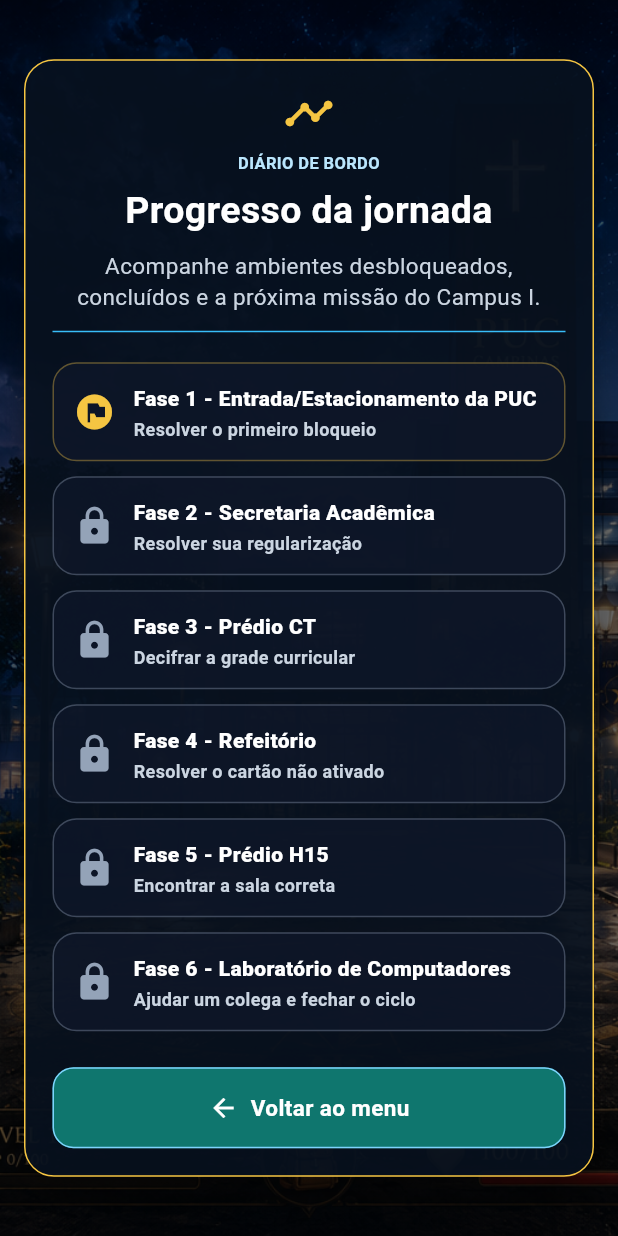
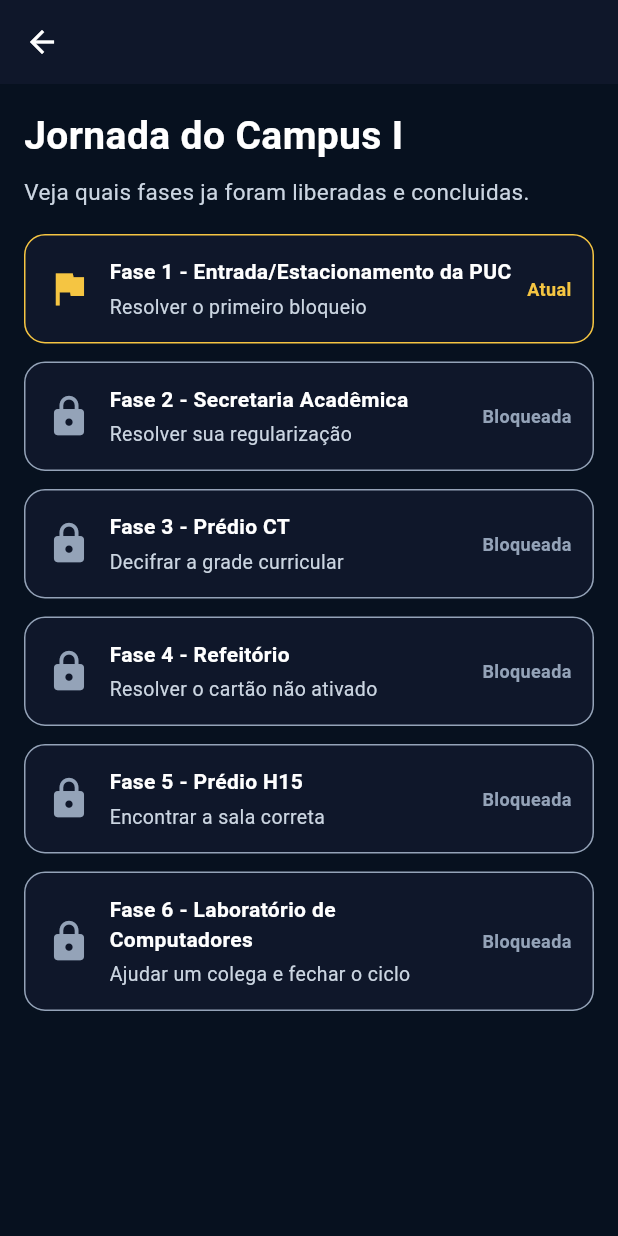
Before and after one commit to MatheusMansano06/PI_RPG, a Flutter app: the ProgressScreen screen opened directly, on a phone screen of 412 x 824 dp. Run offline on Flutter 3.47's test engine with Material 3 defaults, Android fonts, the phone set to English and light mode, and no system bars; our stand-ins replace audioplayers, geolocator, google_maps_flutter.

Commit message:
Corrige tela de progresso

```diff
--- a/frontend/app/lib/screens/step_11_progress_screen.dart
+++ b/frontend/app/lib/screens/step_11_progress_screen.dart
@@ -2,10 +2,6 @@ import 'package:flutter/material.dart';
 
 import '../data/step_01_roteiro_fases.dart';
 import '../services/step_04_game_progress_service.dart';
-import '../widgets/step_01_game_background.dart';
-import '../widgets/step_04_game_button.dart';
-import '../widgets/step_02_game_card.dart';
-import '../widgets/step_03_game_section_title.dart';
 
 class ProgressScreen extends StatelessWidget {
   const ProgressScreen({super.key});
@@ -13,101 +9,91 @@ class ProgressScreen extends StatelessWidget {
   @override
   Widget build(BuildContext context) {
     final progress = GameProgressService.instance;
-    final size = MediaQuery.sizeOf(context);
-    final compact = size.width < 420;
 
     return Scaffold(
-      body: GameBackground(
-        imagePath: 'assets/images/backgrounds/start_campus.png',
-        child: SafeArea(
-          child: Center(
-            child: SingleChildScrollView(
-              padding: EdgeInsets.all(compact ? 16 : 24),
-              child: ConstrainedBox(
-                constraints: const BoxConstraints(maxWidth: 620),
-                child: GameGlassCard(
-                  padding: EdgeInsets.all(compact ? 18 : 26),
-                  child: Column(
-                    crossAxisAlignment: CrossAxisAlignment.stretch,
-                    children: [
-                      GameSectionTitle(
-                        eyebrow: 'DIÁRIO DE BORDO',
-                        title: 'Progresso da jornada',
-                        subtitle:
-                            'Acompanhe ambientes desbloqueados, concluídos e a próxima missão do Campus I.',
-                        icon: Icons.timeline,
-                        compact: compact,
-                      ),
-                      const SizedBox(height: 20),
-                      ...roteiroFases.map((environment) {
-                        final done = progress.ambientesConcluidos.contains(
-                          environment.id,
-                        );
-                        final current =
-                            progress.ambienteAtualId == environment.id;
-                        return _ProgressTile(
-                          stage: environment.stageNumber,
-                          title: environment.nome,
-                          subtitle: environment.missionTitle,
-                          icon: done
-                              ? Icons.check_circle
-                              : current
-                              ? Icons.flag_circle
-                              : Icons.lock,
-                          color: done
-                              ? const Color(0xFF22C55E)
-                              : current
-                              ? const Color(0xFFF5C542)
-                              : const Color(0xFF94A3B8),
-                        );
-                      }),
-                      const SizedBox(height: 14),
-                      GameButton(
-                        label: 'Voltar ao menu',
-                        icon: Icons.arrow_back,
-                        variant: GameButtonVariant.secondary,
-                        onPressed: () => Navigator.of(context).pop(),
-                      ),
-                    ],
-                  ),
-                ),
+      backgroundColor: const Color(0xFF07111F),
+      appBar: AppBar(
+        backgroundColor: const Color(0xFF0F172A),
+        foregroundColor: Colors.white,
+        title: const Text('Progresso'),
+      ),
+      body: SafeArea(
+        child: ListView(
+          padding: const EdgeInsets.all(16),
+          children: [
+            const Text(
+              'Jornada do Campus I',
+              style: TextStyle(
+                color: Colors.white,
+                fontSize: 26,
+                fontWeight: FontWeight.bold,
               ),
             ),
-          ),
+            const SizedBox(height: 8),
+            const Text(
+              'Veja quais fases ja foram liberadas e concluidas.',
+              style: TextStyle(color: Color(0xFFCBD5E1), fontSize: 15),
+            ),
+            const SizedBox(height: 18),
+            for (final environment in roteiroFases)
+              _ProgressLine(
+                stage: environment.stageNumber,
+                title: environment.nome,
+                subtitle: environment.missionTitle,
+                done: progress.ambientesConcluidos.contains(environment.id),
+                current: progress.ambienteAtualId == environment.id,
+              ),
+          ],
         ),
       ),
     );
   }
 }
 
-class _ProgressTile extends StatelessWidget {
-  const _ProgressTile({
+class _ProgressLine extends StatelessWidget {
+  const _ProgressLine({
     required this.stage,
     required this.title,
     required this.subtitle,
-    required this.icon,
-    required this.color,
+    required this.done,
+    required this.current,
   });
 
   final int stage;
   final String title;
   final String subtitle;
-  final IconData icon;
-  final Color color;
+  final bool done;
+  final bool current;
 
   @override
   Widget build(BuildContext context) {
+    final color = done
+        ? const Color(0xFF22C55E)
+        : current
+        ? const Color(0xFFF5C542)
+        : const Color(0xFF94A3B8);
+    final status = done
+        ? 'Concluida'
+        : current
+        ? 'Atual'
+        : 'Bloqueada';
+    final icon = done
+        ? Icons.check_circle
+        : current
+        ? Icons.flag
+        : Icons.lock;
+
     return Container(
-      margin: const EdgeInsets.only(bottom: 10),
-      padding: const EdgeInsets.all(13),
+      margin: const EdgeInsets.only(bottom: 12),
+      padding: const EdgeInsets.all(14),
       decoration: BoxDecoration(
-        color: const Color(0xFF0F172A).withValues(alpha: 0.68),
-        borderRadius: BorderRadius.circular(16),
-        border: Border.all(color: color.withValues(alpha: 0.36)),
+        color: const Color(0xFF0F172A),
+        borderRadius: BorderRadius.circular(14),
+        border: Border.all(color: color),
       ),
       child: Row(
         children: [
-          Icon(icon, color: color, size: 28),
+          Icon(icon, color: color, size: 30),
           const SizedBox(width: 12),
           Expanded(
             child: Column(
@@ -115,26 +101,29 @@ class _ProgressTile extends StatelessWidget {
               children: [
                 Text(
                   'Fase $stage - $title',
-                  maxLines: 1,
-                  overflow: TextOverflow.ellipsis,
                   style: const TextStyle(
                     color: Colors.white,
-                    fontWeight: FontWeight.w900,
+                    fontWeight: FontWeight.bold,
                   ),
                 ),
-                const SizedBox(height: 3),
+                const SizedBox(height: 4),
                 Text(
                   subtitle,
-                  maxLines: 2,
-                  overflow: TextOverflow.ellipsis,
                   style: const TextStyle(
                     color: Color(0xFFCBD5E1),
-                    fontSize: 12,
-                    height: 1.25,
-                    fontWeight: FontWeight.w700,
+                    fontSize: 13,
                   ),
                 ),
               ],
+            ),
+          ),
+          const SizedBox(width: 10),
+          Text(
+            status,
+            style: TextStyle(
+              color: color,
+              fontSize: 12,
+              fontWeight: FontWeight.bold,
             ),
           ),
         ],
```
